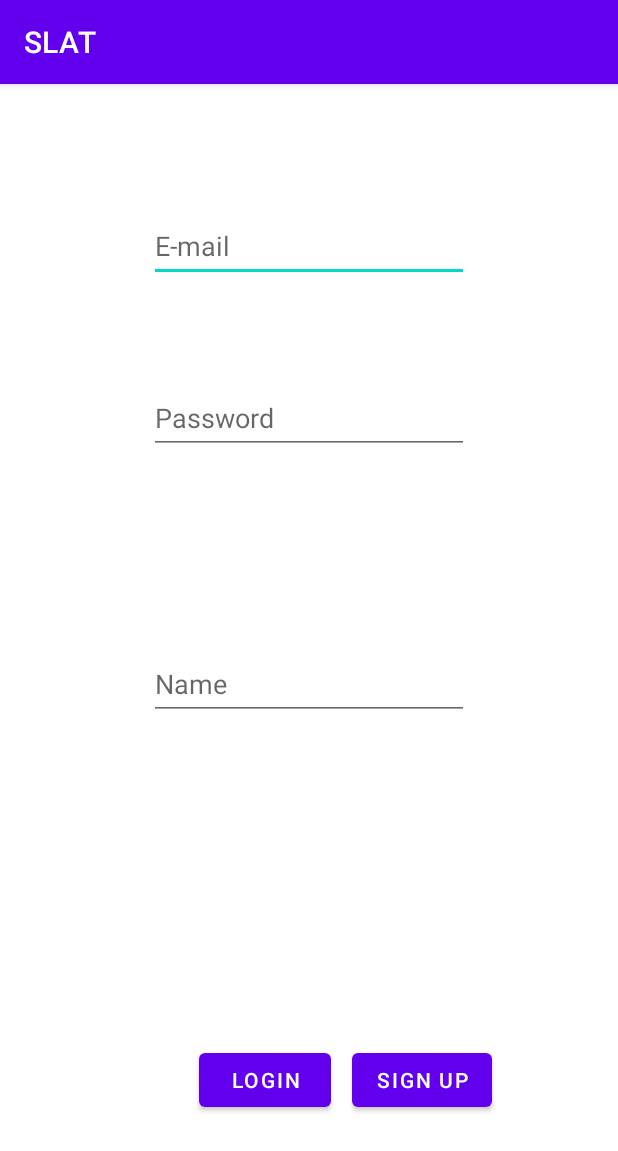
After one commit to WarmagLit/SLAT, an Android app: the SignInActivity screen opened directly, with no data from a screen before it, on a phone screen of 412 x 824 dp. The commit adds this screen. Shown: the top 1151 px of the screen. Run offline under Robolectric (Android 15) with nearby library versions, the phone set to English and light mode, and no system bars; our stand-ins replace Firebase (no records; nobody signed in at launch, a user with empty details on screens opened directly).

Commit message:
Authorization and Database * E-mail sign-in and sign-up * Firebase Real-time database setted up

```diff
--- /dev/null
+++ b/app/src/main/java/com/tsu/slat/chat/ChatViewModel.kt
@@ -0,0 +1,6 @@
+package com.tsu.slat.chat
+
+import androidx.lifecycle.ViewModel
+
+class ChatViewModel: ViewModel() {
+}
--- /dev/null
+++ b/app/src/main/java/com/tsu/slat/sign_in/SignInActivity.kt
@@ -0,0 +1,66 @@
+package com.tsu.slat.sign_in
+
+import android.content.Intent
+import android.os.Bundle
+import android.widget.Toast
+import androidx.activity.viewModels
+import androidx.appcompat.app.AppCompatActivity
+import com.tsu.slat.chat.ChatActivity
+import com.tsu.slat.databinding.ActivitySignInBinding
+import com.tsu.slat.sign_in.SignInViewModel
+
+class SignInActivity : AppCompatActivity() {
+
+    private lateinit var binding: ActivitySignInBinding
+    private val viewModel by viewModels<SignInViewModel>()
+
+    override fun onCreate(savedInstanceState: Bundle?) {
+        super.onCreate(savedInstanceState)
+        binding = ActivitySignInBinding.inflate(layoutInflater)
+        setContentView(binding.root)
+
+        setOnClickListeners()
+        setObservers()
+    }
+
+    private fun setObservers() {
+        viewModel.intentToMenu.observe(this) {
+            if (it) {
+                val intent = Intent(this, ChatActivity::class.java)
+                startActivity(intent)
+            }
+        }
+    }
+
+    private fun setOnClickListeners() {
+
+        binding.signInSignUpButton.setOnClickListener {
+
+            viewModel.signUp(
+                email = binding.signInEmailEditText.text.toString(),
+                password = binding.signInPasswordEditText.text.toString(),
+                nickname = binding.signInNicknameEditText.text.toString()
+            ) { resId ->
+                Toast.makeText(this, resources.getString(resId), Toast.LENGTH_SHORT).show()
+            }
+        }
+
+
+        binding.signInLoginButton.setOnClickListener {
+            viewModel.login(
+                email = binding.signInEmailEditText.text.toString(),
+                password = binding.signInPasswordEditText.text.toString()
+            ) { resId ->
+                Toast.makeText(this, resources.getString(resId), Toast.LENGTH_SHORT).show()
+            }
+        }
+    }
+
+    public override fun onStart() {
+        super.onStart()
+        // Check if user is signed in (non-null) and update UI accordingly.
+        viewModel.checkUserAlreadyAuthorized { resId ->
+            Toast.makeText(this, resources.getString(resId), Toast.LENGTH_SHORT).show()
+        }
+    }
+}
--- /dev/null
+++ b/app/src/main/res/layout/activity_sign_in.xml
@@ -0,0 +1,80 @@
+<?xml version="1.0" encoding="utf-8"?>
+<androidx.constraintlayout.widget.ConstraintLayout xmlns:android="http://schemas.android.com/apk/res/android"
+    xmlns:app="http://schemas.android.com/apk/res-auto"
+    xmlns:tools="http://schemas.android.com/tools"
+    android:layout_width="match_parent"
+    android:layout_height="match_parent"
+    tools:context=".MainActivity">
+
+
+    <Button
+        android:id="@+id/signInLoginButton"
+        android:layout_width="wrap_content"
+        android:layout_height="wrap_content"
+        android:layout_marginBottom="80dp"
+        android:text="@string/login"
+        app:layout_constraintBottom_toBottomOf="parent"
+        app:layout_constraintEnd_toEndOf="parent"
+        app:layout_constraintHorizontal_bias="0.409"
+        app:layout_constraintStart_toStartOf="parent" />
+
+    <EditText
+        android:id="@+id/signInEmailEditText"
+        android:layout_width="wrap_content"
+        android:layout_height="wrap_content"
+        android:layout_marginTop="84dp"
+        android:ems="10"
+        android:hint="@string/e_mail"
+        android:importantForAutofill="no"
+        android:inputType="textEmailAddress"
+        android:minHeight="48dp"
+        app:layout_constraintEnd_toEndOf="parent"
+        app:layout_constraintHorizontal_bias="0.499"
+        app:layout_constraintStart_toStartOf="parent"
+        app:layout_constraintTop_toTopOf="parent" />
+
+    <EditText
+        android:id="@+id/signInPasswordEditText"
+        android:layout_width="wrap_content"
+        android:layout_height="wrap_content"
+        android:ems="10"
+        android:hint="@string/password"
+        android:importantForAutofill="no"
+        android:inputType="textPassword"
+        android:minHeight="48dp"
+        app:layout_constraintBottom_toTopOf="@+id/signInSignUpButton"
+        app:layout_constraintEnd_toEndOf="parent"
+        app:layout_constraintHorizontal_bias="0.499"
+        app:layout_constraintStart_toStartOf="parent"
+        app:layout_constraintTop_toBottomOf="@+id/signInEmailEditText"
+        app:layout_constraintVertical_bias="0.145"
+        tools:ignore="SpeakableTextPresentCheck" />
+
+    <EditText
+        android:id="@+id/signInNicknameEditText"
+        android:layout_width="wrap_content"
+        android:layout_height="wrap_content"
+        android:ems="10"
+        android:importantForAutofill="no"
+        android:minHeight="48dp"
+        android:hint="@string/name"
+        app:layout_constraintBottom_toTopOf="@+id/signInSignUpButton"
+        app:layout_constraintEnd_toEndOf="parent"
+        app:layout_constraintHorizontal_bias="0.499"
+        app:layout_constraintStart_toStartOf="parent"
+        app:layout_constraintTop_toBottomOf="@+id/signInPasswordEditText"
+        app:layout_constraintVertical_bias="0.375"
+        tools:ignore="SpeakableTextPresentCheck,TextFields" />
+
+    <Button
+        android:id="@+id/signInSignUpButton"
+        android:layout_width="wrap_content"
+        android:layout_height="wrap_content"
+        android:layout_marginBottom="80dp"
+        android:text="@string/sign_up"
+        app:layout_constraintBottom_toBottomOf="parent"
+        app:layout_constraintEnd_toEndOf="parent"
+        app:layout_constraintHorizontal_bias="0.145"
+        app:layout_constraintStart_toEndOf="@+id/signInLoginButton" />
+
+</androidx.constraintlayout.widget.ConstraintLayout>
--- a/app/src/main/res/values/strings.xml
+++ b/app/src/main/res/values/strings.xml
@@ -1,3 +1,11 @@
 <resources>
     <string name="app_name">SLAT</string>
+    <string name="sign_up">Sign Up</string>
+    <string name="password">Password</string>
+    <string name="e_mail">E-mail</string>
+    <string name="login">Login</string>
+    <string name="name">Name</string>
+    <string name="incorrect_email">Incorrect email</string>
+    <string name="small_password">Password should be at least 6 characters.</string>
+    <string name="small_nickname">Nickname should be at least 4 characters.</string>
 </resources>
--- a/build.gradle
+++ b/build.gradle
@@ -1,4 +1,8 @@
-// Top-level build file where you can add configuration options common to all sub-projects/modules.
+buildscript {
+    dependencies {
+        classpath 'com.google.gms:google-services:4.3.10'
+    }
+}// Top-level build file where you can add configuration options common to all sub-projects/modules.
 plugins {
     id 'com.android.application' version '7.1.2' apply false
     id 'com.android.library' version '7.1.2' apply false
```
Also changed, not shown: app/build.gradle (+17 -1 lines), app/src/main/AndroidManifest.xml (+9 -0 lines), app/src/main/java/com/tsu/slat/MainActivity.kt (+14 -1 lines), app/src/main/java/com/tsu/slat/chat/ChatActivity.kt (added, +12 -0 lines), app/src/main/java/com/tsu/slat/data/User.kt (added, +7 -0 lines), app/src/main/java/com/tsu/slat/sign_in/SignInRepository.kt (added, +62 -0 lines), app/src/main/java/com/tsu/slat/sign_in/SignInViewModel.kt (added, +108 -0 lines), app/src/main/res/layout/activity_chat.xml (added, +9 -0 lines), app/src/main/res/layout/activity_main.xml (+10 -0 lines), 1 other file.
